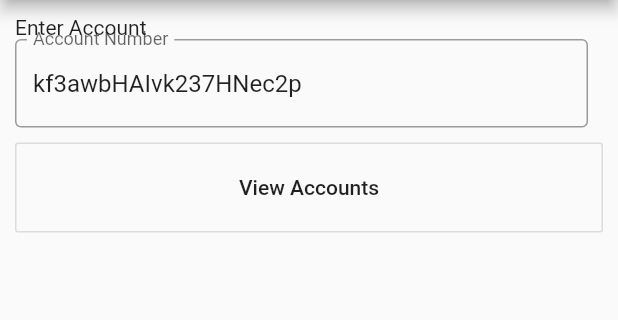
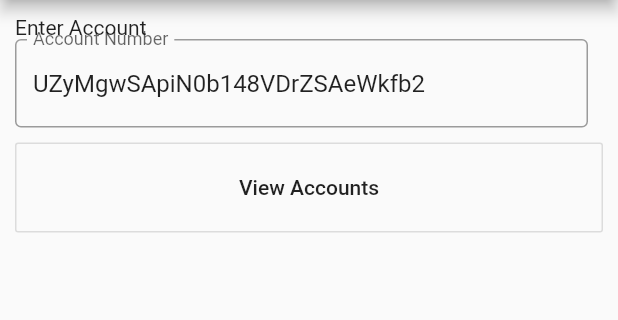
Before and after one commit to lcmohale/topcode, a Flutter app: the screen it shows after launch, on a phone screen of 412 x 824 dp, the part 84-404 px from its top. Run offline on Flutter 3.47's test engine with Material 2 defaults, Android fonts, the phone set to English and light mode, and no system bars.

Commit message:
changed the default acc value and modified the interface

```diff
--- a/lib/apicalls/api.dart
+++ b/lib/apicalls/api.dart
@@ -30,7 +30,7 @@ class AccSearchItemWidget extends StatelessWidget {
 
 class RequestService {
   static Future<AccSearchResponse> query(String search) async {
-    var response = await http.get("https://us-central1-momentumtest-bfdef.cloudfunctions.net/app/api/v1/account/$search");
+    var response = await http.get("https://us-central1-momentumtest-bfdef.cloudfunctions.net/app/api/v1/account/findByUserId?userId=$search");
     // Check if response is success
     if (response.statusCode >= 200 && response.statusCode < 300) {
       print('U made a request: for ${search} and result is ${response.body}');
--- a/lib/main.dart
+++ b/lib/main.dart
@@ -65,7 +65,7 @@ class _MyHomePageState extends State<MyHomePage> {
               Row(mainAxisAlignment: MainAxisAlignment.center, crossAxisAlignment: CrossAxisAlignment.center, children: [
                 Expanded(
                   child: TextField(
-                    controller: searchTextController..text = "kf3awbHAIvk237HNec2p",
+                    controller: searchTextController..text = "UZyMgwSApiN0b148VDrZSAeWkfb2",
                     obscureText: false,
                     decoration: InputDecoration(
                       border: OutlineInputBorder(),
```
Also changed, not shown: lib/models/models.dart (line endings or trailing spaces).
